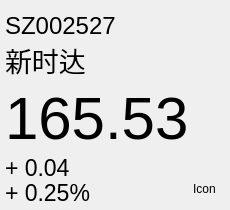
Above: app/Ticker/features/homePage/stockblock.ui from Cohen0415/YunQue-Ticker before the change. Below: the same form after it.
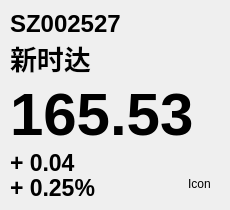
That is the form after the change.

What changed in the file:
```diff
--- a/app/Ticker/features/homePage/stockblock.ui
+++ b/app/Ticker/features/homePage/stockblock.ui
@@ -31,21 +31,51 @@
   <property name="windowTitle">
    <string>Form</string>
   </property>
+  <widget class="QWidget" name="stockBlockWidget" native="true">
+   <property name="geometry">
+    <rect>
+     <x>0</x>
+     <y>0</y>
+     <width>230</width>
+     <height>210</height>
+    </rect>
+   </property>
+   <property name="sizePolicy">
+    <sizepolicy hsizetype="Fixed" vsizetype="Fixed">
+     <horstretch>0</horstretch>
+     <verstretch>0</verstretch>
+    </sizepolicy>
+   </property>
+   <property name="minimumSize">
+    <size>
+     <width>230</width>
+     <height>210</height>
+    </size>
+   </property>
+   <property name="maximumSize">
+    <size>
+     <width>230</width>
+     <height>210</height>
+    </size>
+   </property>
+   <property name="styleSheet">
+    <string notr="true"/>
+   </property>
   <layout class="QVBoxLayout" name="verticalLayout_3">
    <property name="spacing">
     <number>0</number>
    </property>
    <property name="leftMargin">
-    <number>5</number>
+     <number>10</number>
    </property>
    <property name="topMargin">
-    <number>5</number>
+     <number>10</number>
    </property>
    <property name="rightMargin">
-    <number>5</number>
+     <number>10</number>
    </property>
    <property name="bottomMargin">
-    <number>5</number>
+     <number>10</number>
    </property>
    <item>
     <spacer name="verticalSpacer_4">
@@ -55,7 +85,7 @@
      <property name="sizeHint" stdset="0">
       <size>
        <width>20</width>
-       <height>40</height>
+        <height>10</height>
       </size>
      </property>
     </spacer>
@@ -95,6 +125,7 @@
         <property name="font">
          <font>
           <pointsize>18</pointsize>
+           <bold>true</bold>
          </font>
         </property>
         <property name="text">
@@ -109,7 +140,7 @@
         </property>
         <property name="sizeHint" stdset="0">
          <size>
-          <width>109</width>
+           <width>96</width>
           <height>20</height>
          </size>
         </property>
@@ -153,6 +184,7 @@
         <property name="font">
          <font>
           <pointsize>20</pointsize>
+           <bold>true</bold>
          </font>
         </property>
         <property name="text">
@@ -167,7 +199,7 @@
         </property>
         <property name="sizeHint" stdset="0">
          <size>
-          <width>136</width>
+           <width>126</width>
           <height>20</height>
          </size>
         </property>
@@ -199,14 +231,14 @@
      </property>
      <property name="minimumSize">
       <size>
-       <width>220</width>
+        <width>230</width>
        <height>60</height>
       </size>
      </property>
      <property name="maximumSize">
       <size>
-       <width>220</width>
-       <height>60</height>
+        <width>16777215</width>
+        <height>16777215</height>
       </size>
      </property>
      <layout class="QHBoxLayout" name="horizontalLayout_3">
@@ -242,6 +274,7 @@
         <property name="font">
          <font>
           <pointsize>45</pointsize>
+           <bold>true</bold>
          </font>
         </property>
         <property name="text">
@@ -256,7 +289,7 @@
         </property>
         <property name="sizeHint" stdset="0">
          <size>
-          <width>33</width>
+           <width>41</width>
           <height>20</height>
          </size>
         </property>
@@ -294,8 +327,8 @@
      </property>
      <property name="maximumSize">
       <size>
-       <width>220</width>
-       <height>50</height>
+        <width>16777215</width>
+        <height>16777215</height>
       </size>
      </property>
      <layout class="QHBoxLayout" name="horizontalLayout_4">
@@ -309,7 +342,7 @@
        <number>0</number>
       </property>
       <property name="rightMargin">
-       <number>0</number>
+        <number>10</number>
       </property>
       <property name="bottomMargin">
        <number>0</number>
@@ -343,6 +376,7 @@
            <property name="font">
             <font>
              <pointsize>17</pointsize>
+              <bold>true</bold>
             </font>
            </property>
            <property name="text">
@@ -361,6 +395,7 @@
            <property name="font">
             <font>
              <pointsize>17</pointsize>
+              <bold>true</bold>
             </font>
            </property>
            <property name="text">
@@ -378,7 +413,7 @@
         </property>
         <property name="sizeHint" stdset="0">
          <size>
-          <width>102</width>
+           <width>90</width>
           <height>20</height>
          </size>
         </property>
@@ -465,6 +500,7 @@
     </widget>
    </item>
   </layout>
+  </widget>
  </widget>
  <resources/>
  <connections/>
```
Left out of the diff: 10 changed lines with no effect on the pictures. Lines whose indentation alone changed are shown as unchanged.
